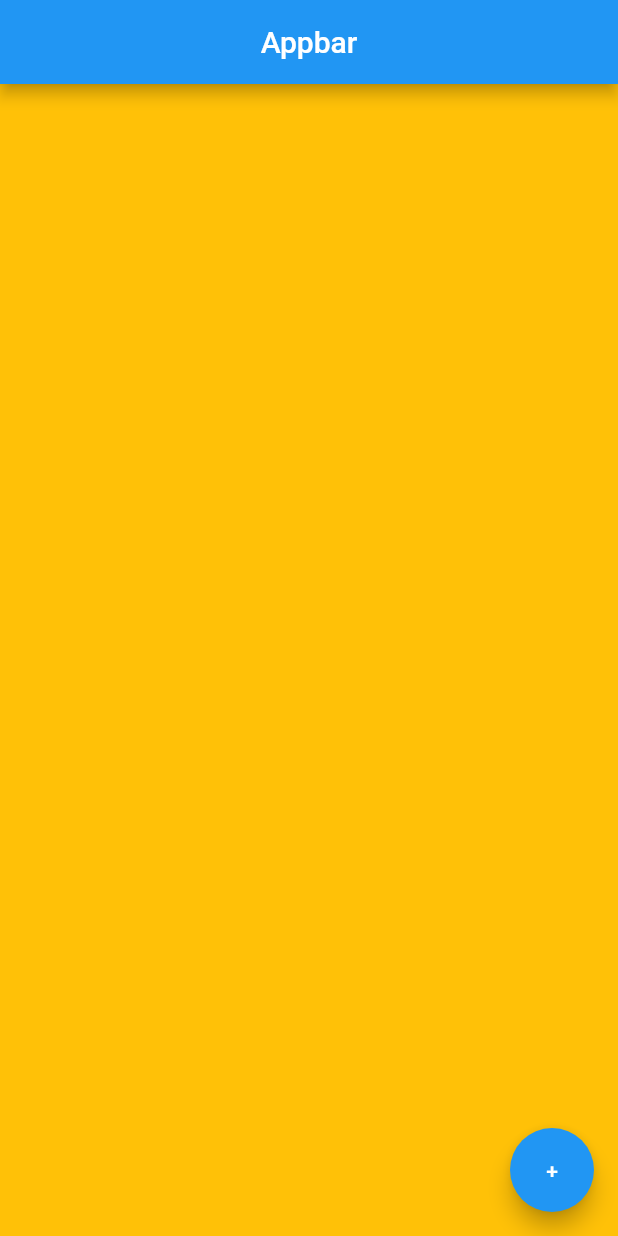
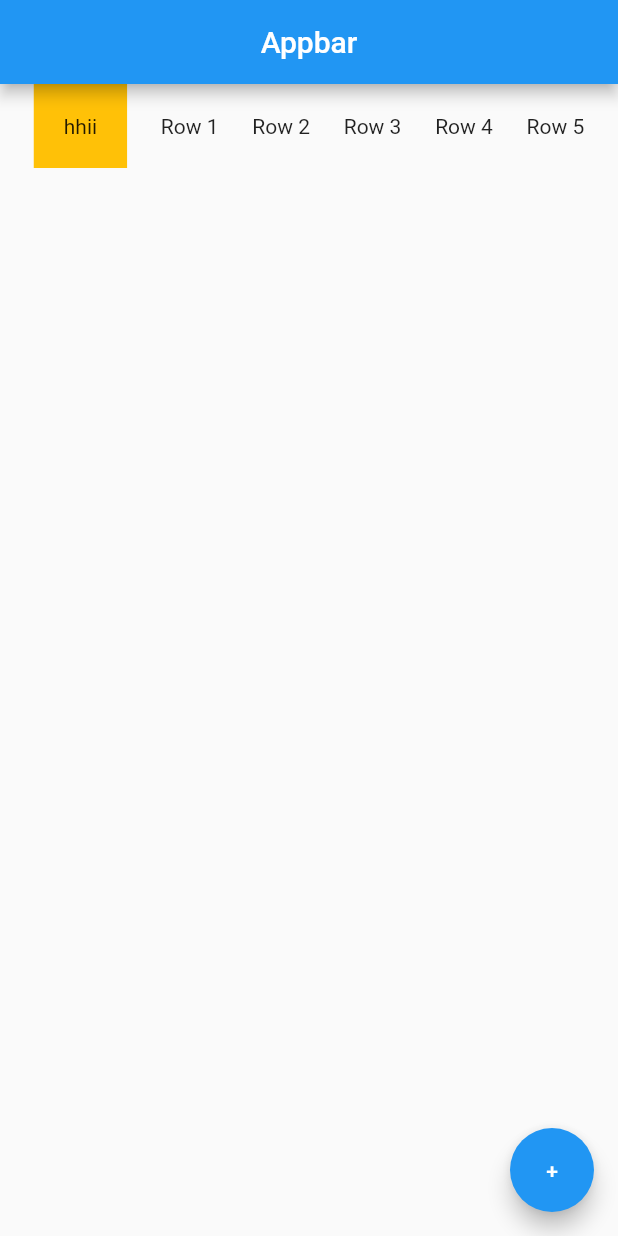
Before and after one commit to vijeth-simha/flutter-playground, a Flutter app: the screen it shows after launch, on a phone screen of 412 x 824 dp. Run offline on Flutter 3.47's test engine with Material 2 defaults, Android fonts, the phone set to English and light mode, and no system bars.

Commit message:
row widget

```diff
--- a/lib/main.dart
+++ b/lib/main.dart
@@ -12,10 +12,20 @@ class Home extends StatelessWidget {
         title: const Text("Appbar"),
         centerTitle: true,
       ),
-      body: Container(
-        padding: const EdgeInsets.all(20.0),
-        color: Colors.amber,
-        // child: const Text("hhii"),
+      body: Row(
+        mainAxisAlignment: MainAxisAlignment.spaceEvenly,
+        children: [
+          Container(
+            padding: const EdgeInsets.all(20.0),
+            color: Colors.amber,
+            child: const Text("hhii"),
+          ),
+          const Text('Row 1'),
+          const Text('Row 2'),
+          const Text('Row 3'),
+          const Text('Row 4'),
+          const Text('Row 5'),
+        ],
       ),
       floatingActionButton: FloatingActionButton(
         child: const Text("+"),
```
